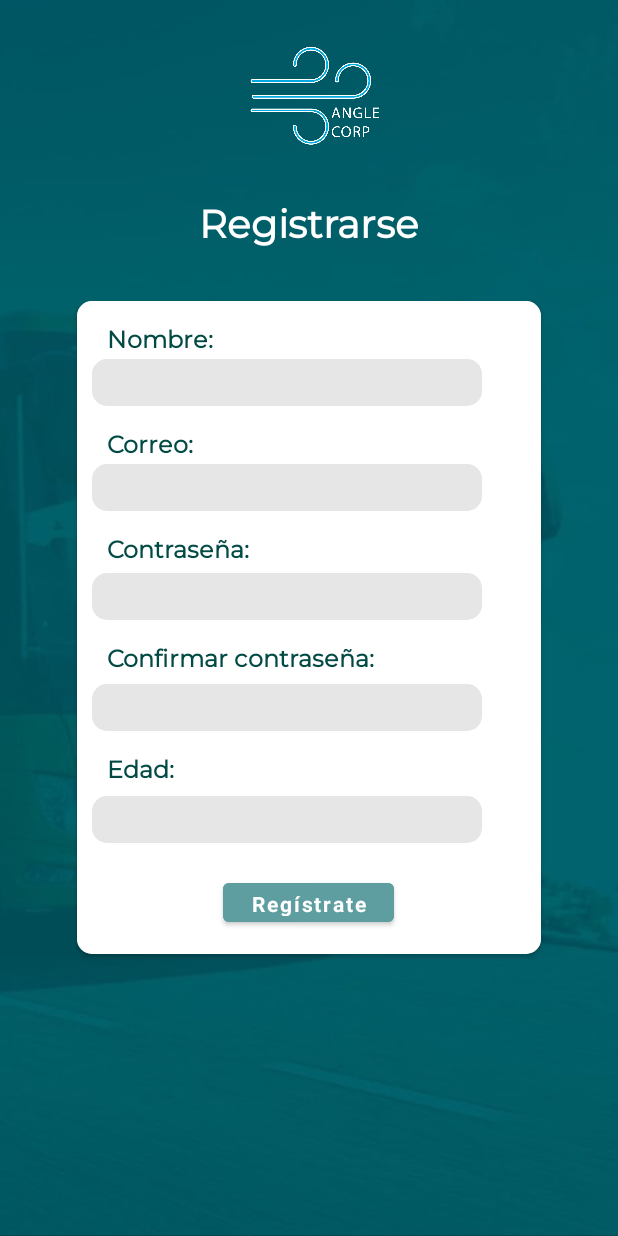
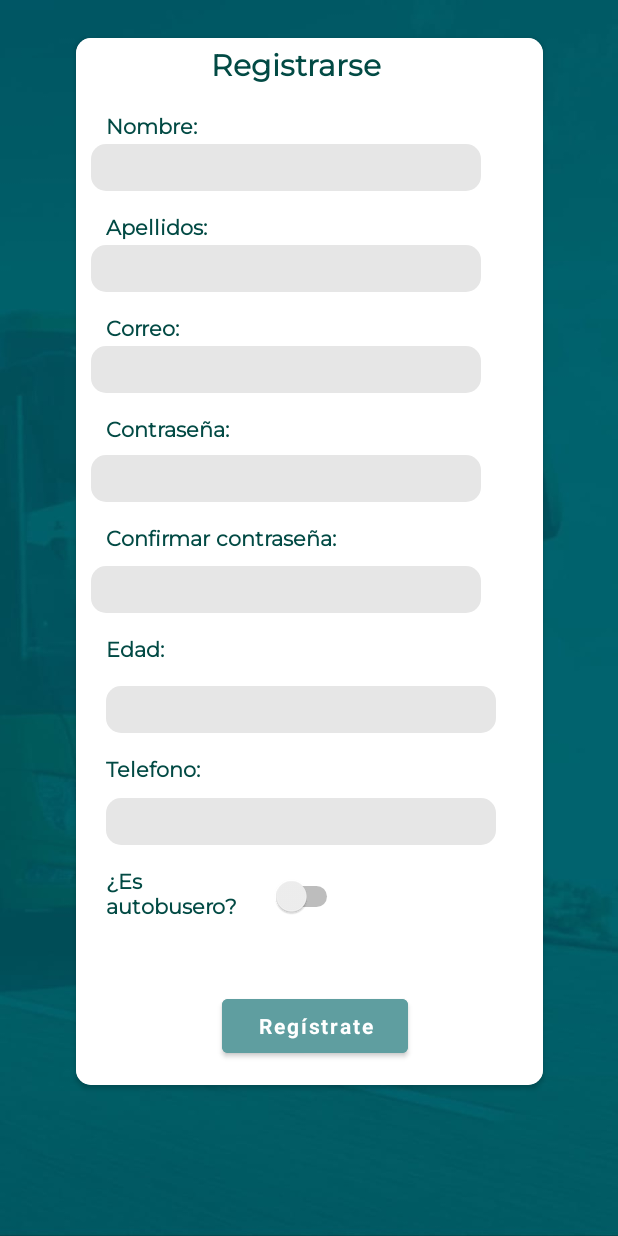
Before and after one commit to 3-GTI-ProyectoMedioAmbiente/Android, an Android app: the RegisterActivity screen opened directly, with no data from a screen before it, on a phone screen of 412 x 824 dp. Run offline under Robolectric (Android 15) with nearby library versions, the phone set to English and light mode, and no system bars; Roboto replaces fonts that are not available here.

Commit message:
cambios registro y login

```diff
--- a/src/AppBeacon/app/src/main/java/com/example/jcherram/appbeacon/RegisterActivity.java
+++ b/src/AppBeacon/app/src/main/java/com/example/jcherram/appbeacon/RegisterActivity.java
@@ -3,6 +3,9 @@ package com.example.jcherram.appbeacon;
 import androidx.appcompat.app.AppCompatActivity;
 
 import android.os.Bundle;
+import android.view.View;
+import android.widget.EditText;
+import android.widget.Switch;
 
 
 // -----------------------------------------------------------------------------------
@@ -13,6 +16,9 @@ import android.os.Bundle;
 // -----------------------------------------------------------------------------------
 public class RegisterActivity extends AppCompatActivity {
 
+    Switch aSwitch;
+    EditText editText;
+
     /**
      *
      * @param savedInstanceState
@@ -21,5 +27,22 @@ public class RegisterActivity extends AppCompatActivity {
     protected void onCreate(Bundle savedInstanceState) {
         super.onCreate(savedInstanceState);
         setContentView(R.layout.activity_register);
+
+        aSwitch=(Switch) findViewById(R.id.switch1);
+        editText=(EditText) findViewById(R.id.matriculaText);
+    }
+
+
+    public void onclick(View view){
+    if(view.getId()==R.id.switch1){
+        if(aSwitch.isChecked()){
+
+            editText.setVisibility(View.VISIBLE);
+        }else{
+            editText.setVisibility(View.INVISIBLE);
+
+        }
+        }
+
     }
 }
--- a/src/AppBeacon/app/src/main/res/layout/activity_register.xml
+++ b/src/AppBeacon/app/src/main/res/layout/activity_register.xml
@@ -8,43 +8,16 @@
     android:elevation="10dip"
     tools:context=".RegisterActivity">
 
-    <TextView
-        android:id="@+id/textView6"
-        android:layout_width="wrap_content"
-        android:layout_height="wrap_content"
-        android:layout_marginTop="15dp"
-        android:fontFamily="@font/montserrat"
-        android:text="Registrarse"
-        android:textColor="#FFFFFF"
-        android:textColorHighlight="#FFFFFF"
-        android:textColorHint="#FFFFFF"
-        android:textSize="26sp"
-        android:textStyle="bold"
-        app:layout_constraintEnd_toEndOf="parent"
-        app:layout_constraintStart_toStartOf="parent"
-        app:layout_constraintTop_toBottomOf="@+id/imageView3"
-        tools:ignore="TextContrastCheck" />
-
-    <ImageView
-        android:id="@+id/imageView3"
-        android:layout_width="217dp"
-        android:layout_height="107dp"
-        android:layout_marginTop="10dp"
-        app:layout_constraintEnd_toEndOf="parent"
-        app:layout_constraintStart_toStartOf="parent"
-        app:layout_constraintTop_toTopOf="parent"
-        app:srcCompat="@drawable/logo" />
-
     <androidx.cardview.widget.CardView
-        android:layout_width="309dp"
-        android:layout_height="435dp"
-        android:layout_marginStart="20dp"
-        android:layout_marginTop="30dp"
-        android:layout_marginEnd="20dp"
+        android:layout_width="311dp"
+        android:layout_height="698dp"
+        android:layout_marginStart="30dp"
+        android:layout_marginTop="25dp"
+        android:layout_marginEnd="30dp"
         app:cardCornerRadius="10dp"
         app:layout_constraintEnd_toEndOf="parent"
         app:layout_constraintStart_toStartOf="parent"
-        app:layout_constraintTop_toBottomOf="@+id/textView6">
+        app:layout_constraintTop_toTopOf="parent">
 
         <RelativeLayout
             android:layout_width="match_parent"
@@ -53,17 +26,79 @@
             android:elevation="10dp">
 
             <TextView
+                android:id="@+id/textView5"
+                android:layout_width="310dp"
+                android:layout_height="wrap_content"
+                android:layout_alignParentStart="true"
+                android:layout_alignParentTop="true"
+                android:layout_alignParentEnd="true"
+                android:layout_marginStart="90dp"
+                android:layout_marginTop="5dp"
+                android:layout_marginEnd="0dp"
+                android:fontFamily="@font/montserrat"
+                android:text="Registrarse"
+                android:textColor="#024A44"
+                android:textSize="20sp"
+                android:textStyle="bold" />
+
+            <EditText
+                android:id="@+id/matriculaText"
+                android:layout_width="178dp"
+                android:layout_height="31dp"
+                android:layout_below="@+id/switch1"
+                android:layout_alignStart="@+id/switch1"
+                android:layout_alignEnd="@+id/switch1"
+                android:layout_marginTop="5dp"
+                android:layout_marginEnd="20dp"
+                android:background="@drawable/register"
+                android:ems="10"
+                android:hint="Matricula"
+                android:inputType="number"
+                android:paddingStart="5dp"
+                android:textColor="#5f9ea0"
+                android:textSize="14sp"
+                android:visibility="invisible" />
+
+            <EditText
+                android:id="@+id/editTextTextPersonName10"
+                android:layout_width="260dp"
+                android:layout_height="31dp"
+                android:layout_below="@+id/textView34"
+                android:layout_alignParentStart="true"
+                android:layout_marginStart="20dp"
+                android:background="@drawable/register"
+                android:ems="10"
+                android:inputType="number"
+                android:paddingStart="5dp"
+                android:textColor="#5f9ea0"
+                android:textSize="14sp" />
+
+            <TextView
                 android:id="@+id/textView11"
                 android:layout_width="wrap_content"
                 android:layout_height="wrap_content"
                 android:layout_alignParentStart="true"
                 android:layout_alignParentTop="true"
                 android:layout_marginStart="20dp"
-                android:layout_marginTop="15dp"
+                android:layout_marginTop="50dp"
                 android:fontFamily="@font/montserrat"
                 android:text="Nombre:"
                 android:textColor="#024A44"
-                android:textSize="16sp"
+                android:textSize="14sp"
+                android:textStyle="bold" />
+
+            <TextView
+                android:id="@+id/textView24"
+                android:layout_width="wrap_content"
+                android:layout_height="wrap_content"
+                android:layout_below="@+id/editTextTextPersonName3"
+                android:layout_alignParentStart="true"
+                android:layout_marginStart="20dp"
+                android:layout_marginTop="15dp"
+                android:fontFamily="@font/montserrat"
+                android:text="Apellidos:"
+                android:textColor="#024A44"
+                android:textSize="14sp"
                 android:textStyle="bold" />
 
             <EditText
@@ -80,21 +115,37 @@
                 android:minHeight="48dp"
                 android:paddingStart="5dp"
                 android:textColor="#5f9ea0"
-                android:textSize="16sp"
+                android:textSize="14sp"
+                tools:ignore="SpeakableTextPresentCheck" />
+
+            <EditText
+                android:id="@+id/editTextTextPersonName7"
+                android:layout_width="260dp"
+                android:layout_height="31dp"
+                android:layout_below="@+id/textView24"
+                android:layout_alignParentStart="true"
+                android:layout_marginStart="10dp"
+                android:background="@drawable/register"
+                android:ems="10"
+                android:inputType="textPersonName"
+                android:minHeight="48dp"
+                android:paddingStart="5dp"
+                android:textColor="#5f9ea0"
+                android:textSize="14sp"
                 tools:ignore="SpeakableTextPresentCheck" />
 
             <TextView
                 android:id="@+id/textView12"
                 android:layout_width="wrap_content"
                 android:layout_height="wrap_content"
-                android:layout_below="@+id/editTextTextPersonName3"
+                android:layout_below="@+id/editTextTextPersonName7"
                 android:layout_alignParentStart="true"
                 android:layout_marginStart="20dp"
                 android:layout_marginTop="15dp"
                 android:fontFamily="@font/montserrat"
                 android:text="Correo:"
                 android:textColor="#024A44"
-                android:textSize="16sp"
+                android:textSize="14sp"
                 android:textStyle="bold" />
 
             <EditText
@@ -111,7 +162,7 @@
                 android:minHeight="48dp"
                 android:paddingStart="5dp"
                 android:textColor="#5f9ea0"
-                android:textSize="16sp"
+                android:textSize="14sp"
                 tools:ignore="SpeakableTextPresentCheck" />
 
             <TextView
@@ -125,7 +176,7 @@
                 android:fontFamily="@font/montserrat"
                 android:text="Contraseña:"
                 android:textColor="#024A44"
-                android:textSize="16sp"
+                android:textSize="14sp"
                 android:textStyle="bold" />
 
             <EditText
@@ -141,7 +192,7 @@
                 android:inputType="textPassword"
                 android:paddingStart="5dp"
                 android:textColor="#5f9ea0"
-                android:textSize="16sp" />
+                android:textSize="14sp" />
 
             <TextView
                 android:id="@+id/textView15"
@@ -154,7 +205,7 @@
                 android:fontFamily="@font/montserrat"
                 android:text="Confirmar contraseña:"
                 android:textColor="#024A44"
-                android:textSize="16sp"
+                android:textSize="14sp"
                 android:textStyle="bold" />
 
             <EditText
@@ -170,7 +221,7 @@
                 android:inputType="textPassword"
                 android:paddingStart="5dp"
                 android:textColor="#5f9ea0"
-                android:textSize="16sp" />
+                android:textSize="14sp" />
 
             <TextView
                 android:id="@+id/textView16"
@@ -183,7 +234,21 @@
                 android:fontFamily="@font/montserrat"
                 android:text="Edad:"
                 android:textColor="#024A44"
-                android:textSize="16sp"
+                android:textSize="14sp"
+                android:textStyle="bold" />
+
+            <TextView
+                android:id="@+id/textView34"
+                android:layout_width="wrap_content"
+                android:layout_height="28dp"
+                android:layout_below="@+id/editTextTextPersonName6"
+                android:layout_alignParentStart="true"
+                android:layout_marginStart="20dp"
+                android:layout_marginTop="15dp"
+                android:fontFamily="@font/montserrat"
+                android:text="Telefono:"
+                android:textColor="#024A44"
+                android:textSize="14sp"
                 android:textStyle="bold" />
 
             <EditText
@@ -192,24 +257,24 @@
                 android:layout_height="31dp"
                 android:layout_below="@+id/textView16"
                 android:layout_alignParentStart="true"
-                android:layout_marginStart="10dp"
-                android:layout_marginTop="0dp"
+                android:layout_marginStart="20dp"
+                android:layout_marginTop="5dp"
                 android:background="@drawable/register"
                 android:ems="10"
                 android:inputType="number"
                 android:paddingStart="5dp"
                 android:textColor="#5f9ea0"
-                android:textSize="16sp" />
+                android:textSize="14sp" />
 
             <Button
                 android:id="@+id/button2"
-                android:layout_width="113dp"
-                android:layout_height="38dp"
+                android:layout_width="178dp"
+                android:layout_height="wrap_content"
                 android:layout_alignParentStart="true"
                 android:layout_alignParentEnd="true"
                 android:layout_alignParentBottom="true"
                 android:layout_marginStart="97dp"
-                android:layout_marginEnd="98dp"
+                android:layout_marginEnd="90dp"
                 android:layout_marginBottom="15dp"
                 android:backgroundTint="#5f9ea0"
                 android:fontFamily="@font/abel"
@@ -219,6 +284,21 @@
                 android:textStyle="bold"
                 tools:ignore="TouchTargetSizeCheck" />
 
+            <Switch
+                android:id="@+id/switch1"
+                android:layout_width="158dp"
+                android:layout_height="wrap_content"
+                android:layout_below="@+id/editTextTextPersonName10"
+                android:layout_alignParentStart="true"
+                android:layout_marginStart="20dp"
+                android:layout_marginTop="15dp"
+                android:fontFamily="@font/montserrat"
+                android:onClick="onclick"
+                android:text="¿Es autobusero?"
+                android:textColor="#024A44"
+                android:textSize="14sp"
+                android:textStyle="bold" />
+
         </RelativeLayout>
     </androidx.cardview.widget.CardView>
 
--- a/src/AppBeacon/app/src/main/res/layout/login.xml
+++ b/src/AppBeacon/app/src/main/res/layout/login.xml
@@ -22,25 +22,6 @@
             app:layout_constraintEnd_toEndOf="parent"
             app:layout_constraintStart_toStartOf="parent"
             app:layout_constraintTop_toTopOf="parent" />
-
-        <TextView
-            android:id="@+id/textView5"
-            android:layout_width="wrap_content"
-            android:layout_height="wrap_content"
-            android:layout_marginStart="150dp"
-            android:layout_marginBottom="50dp"
-            android:fontFamily="@font/montserrat"
-            android:text="¿Olvidaste tu contraseña?"
-            android:textColor="#FFFFFF"
-            android:textColorHighlight="#FFFFFF"
-            android:textColorHint="#FFFFFF"
-            android:textSize="14sp"
-            android:textStyle="bold"
-            app:layout_constraintBottom_toBottomOf="parent"
-            app:layout_constraintEnd_toEndOf="parent"
-            app:layout_constraintHorizontal_bias="0.502"
-            app:layout_constraintStart_toStartOf="parent"
-            tools:ignore="TextContrastCheck" />
 
         <Button
             android:id="@+id/buttonIniciarSesion"
```
